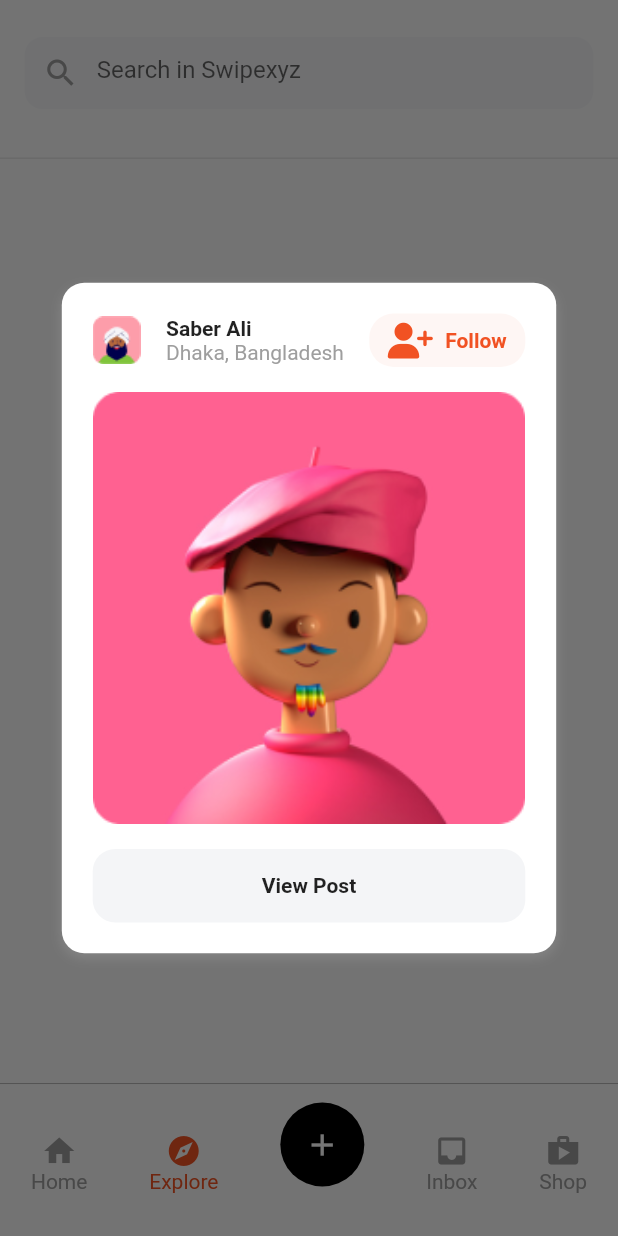
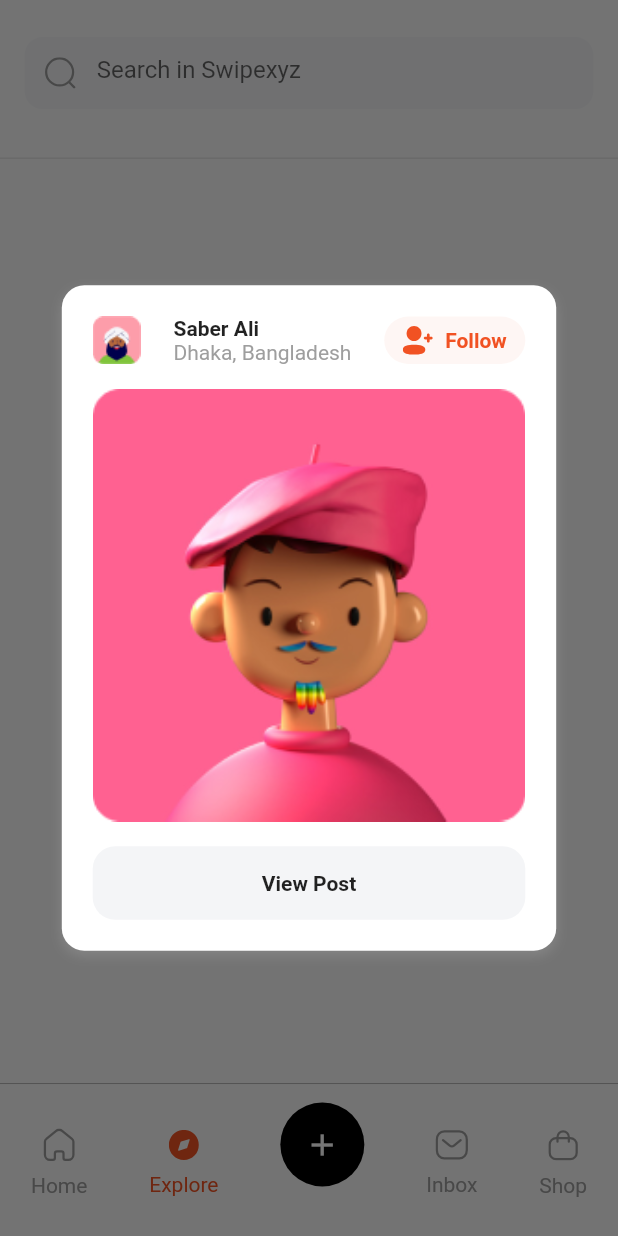
Before and after one commit to newnishad/flutter-ecommerce-app-template, a Flutter app: the screen it shows after launch, item 2 of the bottom bar chosen, on a phone screen of 412 x 824 dp. Run offline on Flutter 3.47's test engine with Material 2 defaults, Android fonts, the phone set to English and light mode, and no system bars; our stand-ins replace cached_network_image, flutter_svg, get; network calls fail.

Commit message:
icons and screenshots

```diff
--- a/lib/views/custom_bottom_navigation.dart
+++ b/lib/views/custom_bottom_navigation.dart
@@ -1,6 +1,6 @@
 import 'package:ecommerce_template/controllers/tab_controller.dart';
 import 'package:flutter/material.dart';
-import 'package:font_awesome_flutter/font_awesome_flutter.dart';
+import 'package:flutter_svg/svg.dart';
 import 'package:get/get.dart';
 
 class CustomBottomNavigation extends StatefulWidget {
@@ -46,7 +46,7 @@ class _CustomBottomNavigationState extends State<CustomBottomNavigation> {
   }
 
   bottomNavigationItem({
-    required IconData icon,
+    required String asset,
     required String text,
     required Function() onTap,
     required int tabIndex,
@@ -62,11 +62,14 @@ class _CustomBottomNavigationState extends State<CustomBottomNavigation> {
               borderRadius: BorderRadius.circular(Get.size.width / 2)),
           child: Column(
             children: [
-              Icon(
-                icon,
+              SvgPicture.asset(
+                asset,
                 color: _mainScreenController.currentTab.value == tabIndex
                     ? const Color.fromRGBO(241, 82, 35, 1)
                     : Colors.grey,
+              ),
+              SizedBox(
+                height: Get.size.height * 0.01,
               ),
               Text(
                 text,
@@ -85,7 +88,7 @@ class _CustomBottomNavigationState extends State<CustomBottomNavigation> {
 
   Widget homeButton() {
     return bottomNavigationItem(
-      icon: Icons.home,
+      asset: "resources/home.svg",
       text: "Home",
       onTap: () {},
       tabIndex: 0,
@@ -94,7 +97,7 @@ class _CustomBottomNavigationState extends State<CustomBottomNavigation> {
 
   Widget exploreButton() {
     return bottomNavigationItem(
-      icon: Icons.explore,
+      asset: "resources/explore.svg",
       text: "Explore",
       onTap: () {
         showExploreDialog();
@@ -188,6 +191,24 @@ class _CustomBottomNavigationState extends State<CustomBottomNavigation> {
     ));
   }
 
+  Widget inboxButton() {
+    return bottomNavigationItem(
+      asset: "resources/inbox.svg",
+      text: "Inbox",
+      onTap: () {},
+      tabIndex: 2,
+    );
+  }
+
+  Widget shopButton() {
+    return bottomNavigationItem(
+      asset: "resources/shop.svg",
+      text: "Shop",
+      onTap: () {},
+      tabIndex: 3,
+    );
+  }
+
   followButton() {
     return Container(
       padding: EdgeInsets.symmetric(
@@ -200,9 +221,9 @@ class _CustomBottomNavigationState extends State<CustomBottomNavigation> {
       ),
       child: Row(
         children: [
-          const FaIcon(
-            FontAwesomeIcons.userPlus,
-            color: Color.fromRGBO(241, 82, 35, 1),
+          SvgPicture.asset(
+            "resources/add_person.svg",
+            color: const Color.fromRGBO(241, 82, 35, 1),
           ),
           SizedBox(
             width: Get.size.width * 0.02,
@@ -216,24 +237,6 @@ class _CustomBottomNavigationState extends State<CustomBottomNavigation> {
           ),
         ],
       ),
-    );
-  }
-
-  Widget inboxButton() {
-    return bottomNavigationItem(
-      icon: Icons.inbox,
-      text: "Inbox",
-      onTap: () {},
-      tabIndex: 2,
-    );
-  }
-
-  Widget shopButton() {
-    return bottomNavigationItem(
-      icon: Icons.shop,
-      text: "Shop",
-      onTap: () {},
-      tabIndex: 3,
     );
   }
 
--- a/lib/views/tabs/home_tab.dart
+++ b/lib/views/tabs/home_tab.dart
@@ -2,6 +2,7 @@ import 'package:cached_network_image/cached_network_image.dart';
 import 'package:ecommerce_template/controllers/products_controller.dart';
 import 'package:flutter/material.dart';
 import 'package:flutter_staggered_grid_view/flutter_staggered_grid_view.dart';
+import 'package:flutter_svg/svg.dart';
 import 'package:get/get.dart';
 
 class HomeTab extends StatefulWidget {
@@ -34,12 +35,13 @@ class _HomeTabState extends State<HomeTab> {
             color: const Color.fromRGBO(244, 245, 247, 1),
             borderRadius: BorderRadius.circular(12),
           ),
-          child: const TextField(
+          child: TextField(
             decoration: InputDecoration(
               hintText: "Search in Swipexyz",
-              prefixIcon: Icon(
-                Icons.search,
+              prefixIcon: SvgPicture.asset(
+                "resources/search.svg",
                 color: Colors.grey,
+                fit: BoxFit.scaleDown,
               ),
               border: InputBorder.none,
             ),
--- a/pubspec.yaml
+++ b/pubspec.yaml
@@ -34,7 +34,7 @@ dependencies:
   http: ^0.13.4
   get: ^4.6.1
   cached_network_image: ^3.2.0
-  font_awesome_flutter: ^10.1.0
+  flutter_svg: ^1.0.3
 
 
   # The following adds the Cupertino Icons font to your application.
```
Also changed, not shown: pubspec.lock, resources/add_person.svg (added), resources/explore.svg (added), resources/home.svg (added), resources/inbox.svg (added), resources/search.svg (added), resources/shop.svg (added), 2 other files.
